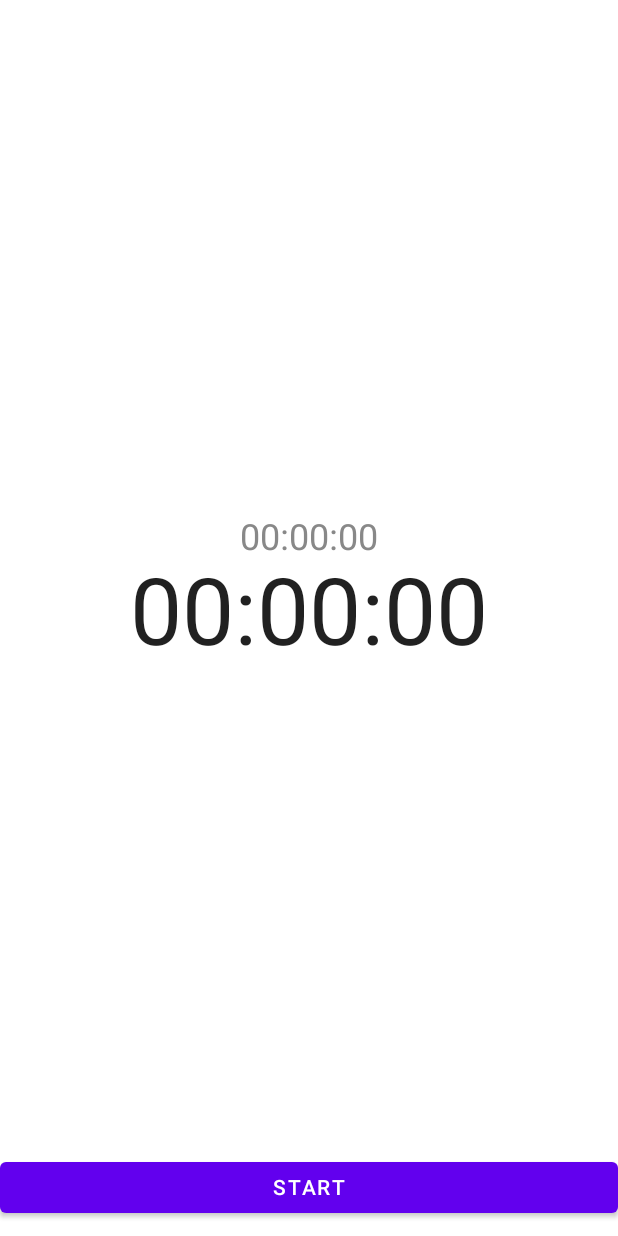
After one commit to rnk0085/takenoko, an Android app built with Jetpack Compose: the composable TimerRunningPage shown on its own in the app's theme, on a phone screen of 412 x 824 dp. The commit adds this screen. Run offline under Robolectric (Android 15) with nearby library versions, the light colour scheme and no system bars.

Commit message:
feat: TimerRunningPageを作成

```diff
--- a/app/src/main/java/com/rnk0085/android/takenoko/ui/screen/timer/TimerScreen.kt
+++ b/app/src/main/java/com/rnk0085/android/takenoko/ui/screen/timer/TimerScreen.kt
@@ -6,15 +6,21 @@ import androidx.compose.runtime.Composable
 import androidx.compose.ui.Modifier
 import androidx.compose.ui.tooling.preview.Preview
 import androidx.compose.ui.unit.dp
+import com.rnk0085.android.takenoko.ui.screen.timer.page.TimerRunningPage
 import com.rnk0085.android.takenoko.ui.screen.timer.page.TimerSetPage
 import com.rnk0085.android.takenoko.ui.theme.TakenokoTheme
 
 @Composable
 fun TimerScreen() {
     Box {
+        // TODO: 自動的に切り替えを行う
         TimerSetPage(
             modifier = Modifier.padding(horizontal = 16.dp),
         )
+
+//        TimerRunningPage(
+//            modifier = Modifier.padding(horizontal = 16.dp),
+//        )
     }
 }
 
--- /dev/null
+++ b/app/src/main/java/com/rnk0085/android/takenoko/ui/screen/timer/page/TimerRunningPage.kt
@@ -0,0 +1,71 @@
+package com.rnk0085.android.takenoko.ui.screen.timer.page
+
+import androidx.compose.foundation.layout.Arrangement
+import androidx.compose.foundation.layout.Spacer
+import androidx.compose.foundation.layout.fillMaxSize
+import androidx.compose.foundation.layout.fillMaxWidth
+import androidx.compose.foundation.layout.height
+import androidx.compose.foundation.layout.padding
+import androidx.compose.foundation.lazy.LazyColumn
+import androidx.compose.material.Button
+import androidx.compose.material.Text
+import androidx.compose.runtime.Composable
+import androidx.compose.ui.Alignment
+import androidx.compose.ui.Modifier
+import androidx.compose.ui.graphics.Color
+import androidx.compose.ui.tooling.preview.Preview
+import androidx.compose.ui.unit.dp
+import androidx.compose.ui.unit.sp
+import com.rnk0085.android.takenoko.ui.theme.TakenokoTheme
+
+@Composable
+fun TimerRunningPage(
+    modifier: Modifier = Modifier,
+) {
+    LazyColumn(
+        modifier = Modifier.fillMaxSize(),
+        verticalArrangement = Arrangement.SpaceBetween,
+        horizontalAlignment = Alignment.CenterHorizontally
+    ) {
+        item {
+            // 帳尻合わせるためにいれてる
+            Spacer(modifier = Modifier.height(16.dp))
+        }
+
+        item {
+            // タイマー動かしている部分
+            Text(
+                text = "00:00:00",
+                color = Color.Gray,
+                fontSize = 24.sp
+            )
+
+            // TODO: 実際にタイマーを動かす
+            Text(
+                text = "00:00:00",
+                fontSize = 62.sp
+            )
+        }
+
+        item {
+            // TODO: ボタンを動的に変更する
+            Button(
+                modifier = modifier
+                    .fillMaxWidth()
+                    .height(50.dp)
+                    .padding(bottom = 16.dp),
+                onClick = { /*TODO*/ }
+            ) {
+                Text(text = "START")
+            }
+        }
+    }
+}
+
+@Preview(showBackground = true)
+@Composable
+private fun TimerRunningPagePreview() {
+    TakenokoTheme {
+        TimerRunningPage()
+    }
+}
```
